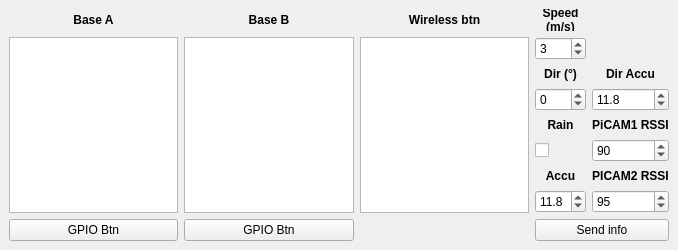
Qt form F3FChrono/gui/simulate_base.ui (jomarin38/F3FChrono) before a commit.
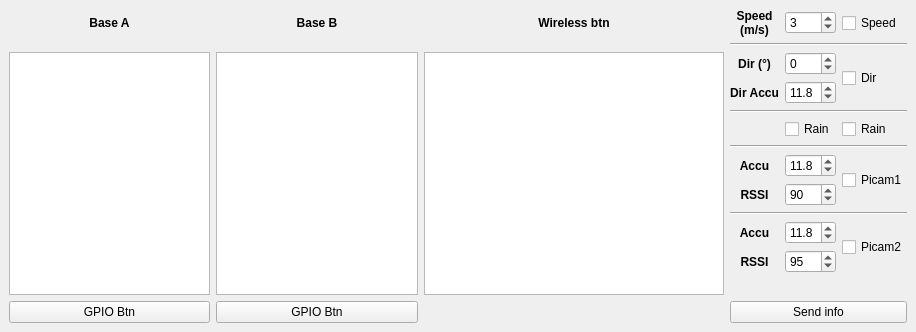
The same form after that commit.

Commit message: add UDP interface with anemometer devices simulate interface add UDP messages selection from UI settings add rain sensor configfile add F3F Display selection, weather station min voltage add alarm signal when sensor lost after 2s todo wav files and code concerning sensor lost, and voltage

What changed in the file:
```diff
--- a/F3FChrono/gui/simulate_base.ui
+++ b/F3FChrono/gui/simulate_base.ui
@@ -6,8 +6,8 @@
    <rect>
     <x>0</x>
     <y>0</y>
-    <width>678</width>
-    <height>250</height>
+    <width>916</width>
+    <height>332</height>
    </rect>
   </property>
   <property name="minimumSize">
@@ -21,8 +21,39 @@
   </property>
   <widget class="QWidget" name="centralwidget">
    <layout class="QGridLayout" name="gridLayout">
-    <item row="0" column="1">
-     <widget class="QLabel" name="label_4">
+    <item row="7" column="4">
+     <widget class="QDoubleSpinBox" name="AccuPicam1">
+      <property name="decimals">
+       <number>1</number>
+      </property>
+      <property name="minimum">
+       <double>9.000000000000000</double>
+      </property>
+      <property name="maximum">
+       <double>12.600000000000000</double>
+      </property>
+      <property name="singleStep">
+       <double>0.100000000000000</double>
+      </property>
+      <property name="value">
+       <double>11.800000000000001</double>
+      </property>
+     </widget>
+    </item>
+    <item row="10" column="3">
+     <widget class="QLabel" name="label_28">
+      <property name="minimumSize">
+       <size>
+        <width>0</width>
+        <height>15</height>
+       </size>
+      </property>
+      <property name="maximumSize">
+       <size>
+        <width>16777215</width>
+        <height>16777215</height>
+       </size>
+      </property>
       <property name="font">
        <font>
         <weight>75</weight>
@@ -30,21 +61,105 @@
        </font>
       </property>
       <property name="text">
-       <string>Base B</string>
+       <string>Accu</string>
       </property>
       <property name="alignment">
        <set>Qt::AlignCenter</set>
       </property>
      </widget>
     </item>
-    <item row="0" column="3">
-     <widget class="QLabel" name="label_12">
+    <item row="2" column="0" rowspan="11">
+     <widget class="QListWidget" name="listBaseA">
       <property name="minimumSize">
        <size>
+        <width>100</width>
+        <height>0</height>
+       </size>
+      </property>
+     </widget>
+    </item>
+    <item row="1" column="3" colspan="3">
+     <widget class="Line" name="line">
+      <property name="orientation">
+       <enum>Qt::Horizontal</enum>
+      </property>
+     </widget>
+    </item>
+    <item row="0" column="4">
+     <widget class="QSpinBox" name="wind_speed">
+      <property name="maximum">
+       <number>30</number>
+      </property>
+      <property name="value">
+       <number>3</number>
+      </property>
+     </widget>
+    </item>
+    <item row="0" column="5">
+     <widget class="QCheckBox" name="speedProcessing">
+      <property name="text">
+       <string>Speed</string>
+      </property>
+     </widget>
+    </item>
+    <item row="9" column="3" colspan="3">
+     <widget class="Line" name="line_4">
+      <property name="orientation">
+       <enum>Qt::Horizontal</enum>
+      </property>
+     </widget>
+    </item>
+    <item row="5" column="4">
+     <widget class="QCheckBox" name="rain">
+      <property name="text">
+       <string>Rain</string>
+      </property>
+     </widget>
+    </item>
+    <item row="6" column="3" colspan="3">
+     <widget class="Line" name="line_3">
+      <property name="orientation">
+       <enum>Qt::Horizontal</enum>
+      </property>
+     </widget>
+    </item>
+    <item row="10" column="5" rowspan="2">
+     <widget class="QCheckBox" name="picam2Processing">
+      <property name="text">
+       <string>Picam2</string>
+      </property>
+     </widget>
+    </item>
+    <item row="8" column="3">
+     <widget class="QLabel" name="label_26">
+      <property name="minimumSize">
+       <size>
         <width>0</width>
         <height>15</height>
        </size>
       </property>
+      <property name="font">
+       <font>
+        <weight>75</weight>
+        <bold>true</bold>
+       </font>
+      </property>
+      <property name="text">
+       <string>RSSI</string>
+      </property>
+      <property name="alignment">
+       <set>Qt::AlignCenter</set>
+      </property>
+     </widget>
+    </item>
+    <item row="7" column="3">
+     <widget class="QLabel" name="label_25">
+      <property name="minimumSize">
+       <size>
+        <width>0</width>
+        <height>15</height>
+       </size>
+      </property>
       <property name="maximumSize">
        <size>
         <width>16777215</width>
@@ -58,14 +173,39 @@
        </font>
       </property>
       <property name="text">
-       <string>Speed
-(m/s)</string>
+       <string>Accu</string>
       </property>
       <property name="alignment">
        <set>Qt::AlignCenter</set>
       </property>
      </widget>
     </item>
+    <item row="10" column="4">
+     <widget class="QDoubleSpinBox" name="AccuPicam2">
+      <property name="decimals">
+       <number>1</number>
+      </property>
+      <property name="minimum">
+       <double>9.000000000000000</double>
+      </property>
+      <property name="maximum">
+       <double>12.600000000000000</double>
+      </property>
+      <property name="singleStep">
+       <double>0.100000000000000</double>
+      </property>
+      <property name="value">
+       <double>11.800000000000001</double>
+      </property>
+     </widget>
+    </item>
+    <item row="14" column="0">
+     <widget class="QPushButton" name="btn_gpio_A">
+      <property name="text">
+       <string>GPIO Btn</string>
+      </property>
+     </widget>
+    </item>
     <item row="0" column="0">
      <widget class="QLabel" name="label_3">
       <property name="font">
@@ -82,57 +222,7 @@
       </property>
      </widget>
     </item>
-    <item row="9" column="1">
-     <widget class="QPushButton" name="btn_gpio_B">
-      <property name="text">
-       <string>GPIO Btn</string>
-      </property>
-     </widget>
-    </item>
-    <item row="3" column="3">
-     <widget class="QLabel" name="label_13">
-      <property name="minimumSize">
-       <size>
-        <width>0</width>
-        <height>15</height>
-       </size>
-      </property>
-      <property name="font">
-       <font>
-        <weight>75</weight>
-        <bold>true</bold>
-       </font>
-      </property>
-      <property name="text">
-       <string>Dir (°)</string>
-      </property>
-      <property name="alignment">
-       <set>Qt::AlignCenter</set>
-      </property>
-     </widget>
-    </item>
-    <item row="6" column="3">
-     <widget class="QCheckBox" name="rain">
-      <property name="text">
-       <string/>
-      </property>
-     </widget>
-    </item>
-    <item row="9" column="0">
-     <widget class="QPushButton" name="btn_gpio_A">
-      <property name="text">
-       <string>GPIO Btn</string>
-      </property>
-     </widget>
-    </item>
-    <item row="9" column="3" colspan="2">
-     <widget class="QPushButton" name="btn_send_Info">
-      <property name="text">
-       <string>Send info</string>
-      </property>
-     </widget>
-    </item>
-    <item row="4" column="3">
+    <item row="2" column="4">
      <widget class="QSpinBox" name="wind_dir">
       <property name="enabled">
        <bool>true</bool>
@@ -145,6 +235,38 @@
       </property>
      </widget>
     </item>
+    <item row="2" column="3">
+     <widget class="QLabel" name="label_13">
+      <property name="minimumSize">
+       <size>
+        <width>0</width>
+        <height>15</height>
+       </size>
+      </property>
+      <property name="font">
+       <font>
+        <weight>75</weight>
+        <bold>true</bold>
+       </font>
+      </property>
+      <property name="text">
+       <string>Dir (°)</string>
+      </property>
+      <property name="alignment">
+       <set>Qt::AlignCenter</set>
+      </property>
+     </widget>
+    </item>
+    <item row="2" column="2" rowspan="11">
+     <widget class="QListWidget" name="listWBtn">
+      <property name="minimumSize">
+       <size>
+        <width>300</width>
+        <height>0</height>
+       </size>
+      </property>
+     </widget>
+    </item>
     <item row="0" column="2">
      <widget class="QLabel" name="label_5">
       <property name="font">
@@ -161,105 +283,14 @@
       </property>
      </widget>
     </item>
-    <item row="5" column="3">
-     <widget class="QLabel" name="label_14">
-      <property name="font">
-       <font>
-        <weight>75</weight>
-        <bold>true</bold>
-       </font>
-      </property>
+    <item row="5" column="5">
+     <widget class="QCheckBox" name="rainProcessing">
       <property name="text">
        <string>Rain</string>
       </property>
-      <property name="alignment">
-       <set>Qt::AlignCenter</set>
-      </property>
      </widget>
     </item>
-    <item row="8" column="3">
-     <widget class="QDoubleSpinBox" name="AccuVoltage">
-      <property name="decimals">
-       <number>1</number>
-      </property>
-      <property name="minimum">
-       <double>9.000000000000000</double>
-      </property>
-      <property name="maximum">
-       <double>12.600000000000000</double>
-      </property>
-      <property name="singleStep">
-       <double>0.100000000000000</double>
-      </property>
-      <property name="value">
-       <double>11.800000000000001</double>
-      </property>
-     </widget>
-    </item>
-    <item row="7" column="3">
-     <widget class="QLabel" name="label_25">
-      <property name="minimumSize">
-       <size>
-        <width>0</width>
-        <height>15</height>
-       </size>
-      </property>
-      <property name="maximumSize">
-       <size>
-        <width>16777215</width>
-        <height>16777215</height>
-       </size>
-      </property>
-      <property name="font">
-       <font>
-        <weight>75</weight>
-        <bold>true</bold>
-       </font>
-      </property>
-      <property name="text">
-       <string>Accu</string>
-      </property>
-      <property name="alignment">
-       <set>Qt::AlignCenter</set>
-      </property>
-     </widget>
-    </item>
-    <item row="2" column="3">
-     <widget class="QSpinBox" name="wind_speed">
-      <property name="maximum">
-       <number>30</number>
-      </property>
-      <property name="value">
-       <number>3</number>
-      </property>
-     </widget>
-    </item>
-    <item row="2" column="2" rowspan="7">
-     <widget class="QListWidget" name="listWBtn"/>
-    </item>
-    <item row="2" column="1" rowspan="7">
-     <widget class="QListWidget" name="listBaseB"/>
-    </item>
-    <item row="2" column="0" rowspan="7">
-     <widget class="QListWidget" name="listBaseA"/>
-    </item>
     <item row="8" column="4">
-     <widget class="QSpinBox" name="rssi_picam2">
-      <property name="enabled">
-       <bool>true</bool>
-      </property>
-      <property name="minimum">
-       <number>0</number>
-      </property>
-      <property name="maximum">
-       <number>100</number>
-      </property>
-      <property name="value">
-       <number>95</number>
-      </property>
-     </widget>
-    </item>
-    <item row="6" column="4">
      <widget class="QSpinBox" name="rssi_picam1">
       <property name="enabled">
        <bool>true</bool>
@@ -275,45 +306,124 @@
       </property>
      </widget>
     </item>
-    <item row="7" column="4">
-     <widget class="QLabel" name="label_27">
-      <property name="font">
-       <font>
-        <weight>75</weight>
-        <bold>true</bold>
-       </font>
-      </property>
-      <property name="text">
-       <string>PICAM2 RSSI</string>
-      </property>
-      <property name="alignment">
-       <set>Qt::AlignCenter</set>
-      </property>
-     </widget>
-    </item>
-    <item row="5" column="4">
-     <widget class="QLabel" name="label_26">
-      <property name="minimumSize">
-       <size>
-        <width>0</width>
-        <height>15</height>
-       </size>
-      </property>
-      <property name="font">
-       <font>
-        <weight>75</weight>
-        <bold>true</bold>
-       </font>
-      </property>
-      <property name="text">
-       <string>PiCAM1 RSSI</string>
-      </property>
-      <property name="alignment">
-       <set>Qt::AlignCenter</set>
-      </property>
-     </widget>
-    </item>
     <item row="3" column="4">
+     <widget class="QDoubleSpinBox" name="wind_dirVoltage">
+      <property name="decimals">
+       <number>1</number>
+      </property>
+      <property name="minimum">
+       <double>9.000000000000000</double>
+      </property>
+      <property name="maximum">
+       <double>12.600000000000000</double>
+      </property>
+      <property name="singleStep">
+       <double>0.100000000000000</double>
+      </property>
+      <property name="value">
+       <double>11.800000000000001</double>
+      </property>
+     </widget>
+    </item>
+    <item row="0" column="3">
+     <widget class="QLabel" name="label_12">
+      <property name="minimumSize">
+       <size>
+        <width>0</width>
+        <height>15</height>
+       </size>
+      </property>
+      <property name="maximumSize">
+       <size>
+        <width>16777215</width>
+        <height>16777215</height>
+       </size>
+      </property>
+      <property name="font">
+       <font>
+        <weight>75</weight>
+        <bold>true</bold>
+       </font>
+      </property>
+      <property name="text">
+       <string>Speed
+(m/s)</string>
+      </property>
+      <property name="alignment">
+       <set>Qt::AlignCenter</set>
+      </property>
+     </widget>
+    </item>
+    <item row="7" column="5" rowspan="2">
+     <widget class="QCheckBox" name="picam1Processing">
+      <property name="text">
+       <string>Picam1</string>
+      </property>
+     </widget>
+    </item>
+    <item row="0" column="1">
+     <widget class="QLabel" name="label_4">
+      <property name="font">
+       <font>
+        <weight>75</weight>
+        <bold>true</bold>
+       </font>
+      </property>
+      <property name="text">
+       <string>Base B</string>
+      </property>
+      <property name="alignment">
+       <set>Qt::AlignCenter</set>
+      </property>
+     </widget>
+    </item>
+    <item row="11" column="3">
+     <widget class="QLabel" name="label_27">
+      <property name="font">
+       <font>
+        <weight>75</weight>
+        <bold>true</bold>
+       </font>
+      </property>
+      <property name="text">
+       <string>RSSI</string>
+      </property>
+      <property name="alignment">
+       <set>Qt::AlignCenter</set>
+      </property>
+     </widget>
+    </item>
+    <item row="4" column="3" colspan="3">
+     <widget class="Line" name="line_2">
+      <property name="orientation">
+       <enum>Qt::Horizontal</enum>
+      </property>
+     </widget>
+    </item>
+    <item row="14" column="1">
+     <widget class="QPushButton" name="btn_gpio_B">
+      <property name="text">
+       <string>GPIO Btn</string>
+      </property>
+     </widget>
+    </item>
+    <item row="11" column="4">
+     <widget class="QSpinBox" name="rssi_picam2">
+      <property name="enabled">
+       <bool>true</bool>
+      </property>
+      <property name="minimum">
+       <number>0</number>
+      </property>
+      <property name="maximum">
+       <number>100</number>
+      </property>
+      <property name="value">
+       <number>95</number>
+      </property>
+     </widget>
+    </item>
+    <item row="3" column="3">
      <widget class="QLabel" name="label_15">
       <property name="minimumSize">
        <size>
@@ -335,22 +445,27 @@
       </property>
      </widget>
     </item>
-    <item row="4" column="4">
-     <widget class="QDoubleSpinBox" name="wind_dirVoltage">
-      <property name="decimals">
-       <number>1</number>
+    <item row="2" column="1" rowspan="11">
+     <widget class="QListWidget" name="listBaseB">
+      <property name="minimumSize">
+       <size>
+        <width>100</width>
+        <height>0</height>
+       </size>
       </property>
-      <property name="minimum">
-       <double>9.000000000000000</double>
+     </widget>
+    </item>
+    <item row="2" column="5" rowspan="2">
+     <widget class="QCheckBox" name="dirProcessing">
+      <property name="text">
+       <string>Dir</string>
       </property>
-      <property name="maximum">
-       <double>12.600000000000000</double>
-      </property>
-      <property name="singleStep">
-       <double>0.100000000000000</double>
-      </property>
-      <property name="value">
-       <double>11.800000000000001</double>
+     </widget>
+    </item>
+    <item row="14" column="3" colspan="3">
+     <widget class="QPushButton" name="btn_send_Info">
+      <property name="text">
+       <string>Send info</string>
       </property>
      </widget>
     </item>
```
The commit also changes 11 other files.
